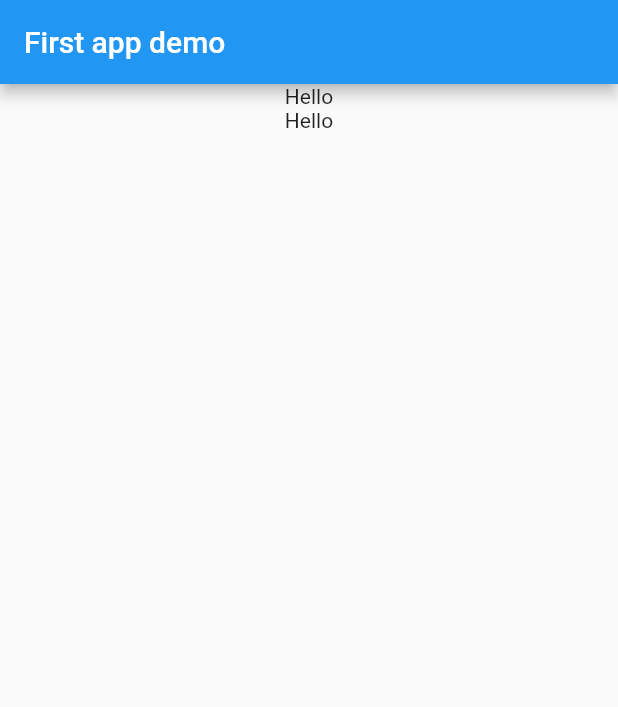
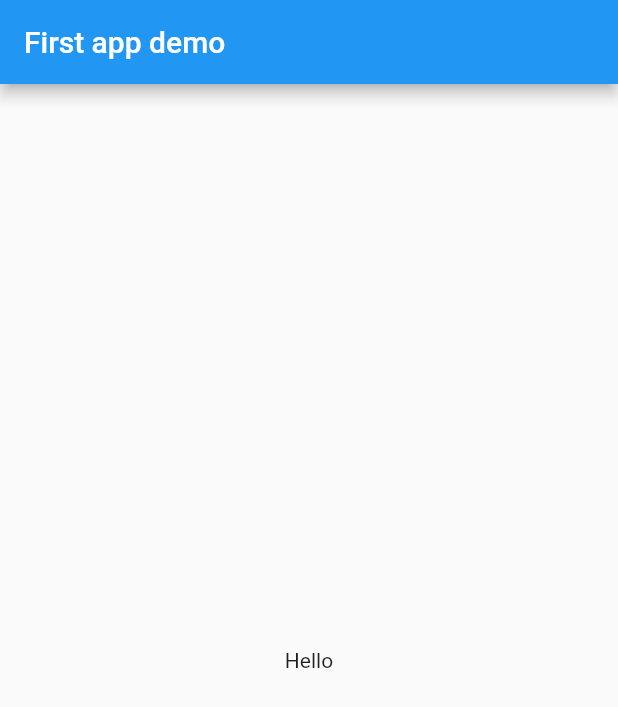
Before and after one commit to snake0207/ex3, a Flutter app: the screen it shows after launch, on a phone screen of 412 x 824 dp. Shown: the top 707 px of the screen. Run offline on Flutter 3.47's test engine with Material 2 defaults, Android fonts, the light colour scheme and no system bars; missing offline and left inert: css_colors.

Commit message:
third commit

```diff
--- a/lib/main.dart
+++ b/lib/main.dart
@@ -1,3 +1,4 @@
+import 'package:css_colors/css_colors.dart';
 import 'package:flutter/material.dart';
 
 void main() => runApp(MyApp());
@@ -25,11 +26,9 @@
           title: Text('First app demo'),
         ),
         body: Center(
-            child: Column(
-          children: const [
-            Text('Hello'),
-            Text('Hello'),
-          ],
+            child: Container(
+          color: CSSColors.hotPink,
+          child: Text('Hello'),
         )));
   }
 }
--- a/pubspec.yaml
+++ b/pubspec.yaml
@@ -3,7 +3,7 @@
 
 # The following line prevents the package from being accidentally published to
 # pub.dev using `flutter pub publish`. This is preferred for private packages.
-publish_to: 'none' # Remove this line if you wish to publish to pub.dev
+publish_to: "none" # Remove this line if you wish to publish to pub.dev
 
 # The following defines the version and build number for your application.
 # A version number is three numbers separated by dots, like 1.2.43
@@ -29,7 +29,7 @@
 dependencies:
   flutter:
     sdk: flutter
-
+  css_colors: ^1.0.0
 
   # The following adds the Cupertino Icons font to your application.
   # Use with the CupertinoIcons class for iOS style icons.
@@ -51,7 +51,6 @@
 
 # The following section is specific to Flutter.
 flutter:
-
   # The following line ensures that the Material Icons font is
   # included with your application, so that you can use the icons in
   # the material Icons class.
```
Also changed, not shown: pubspec.lock.
